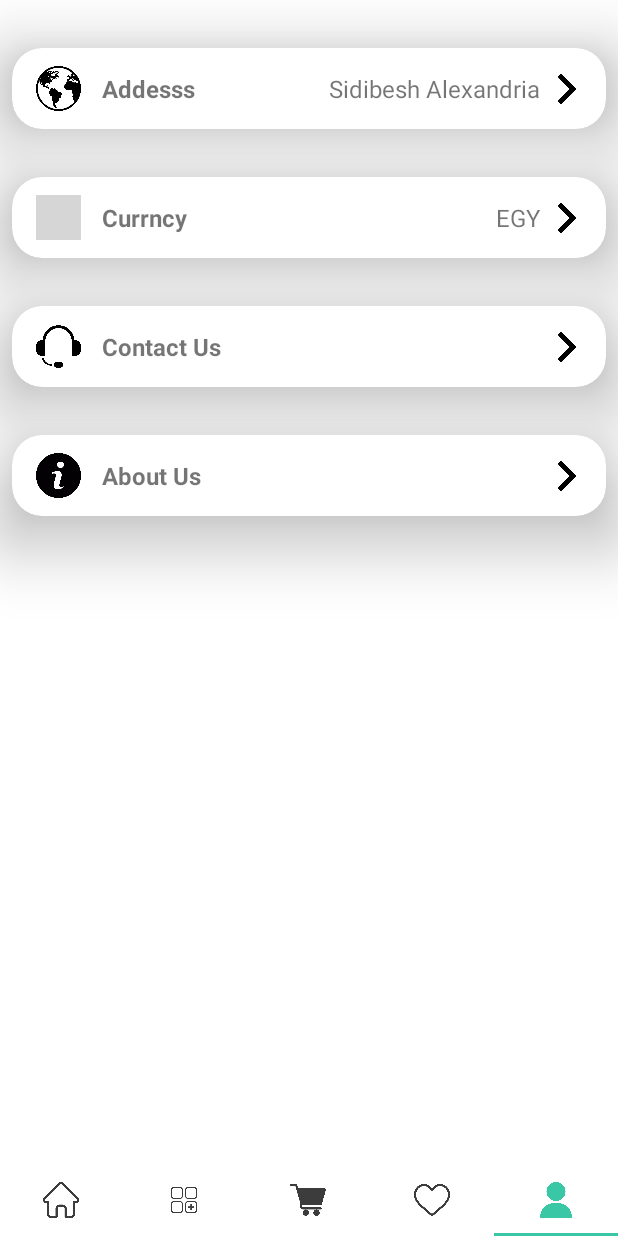
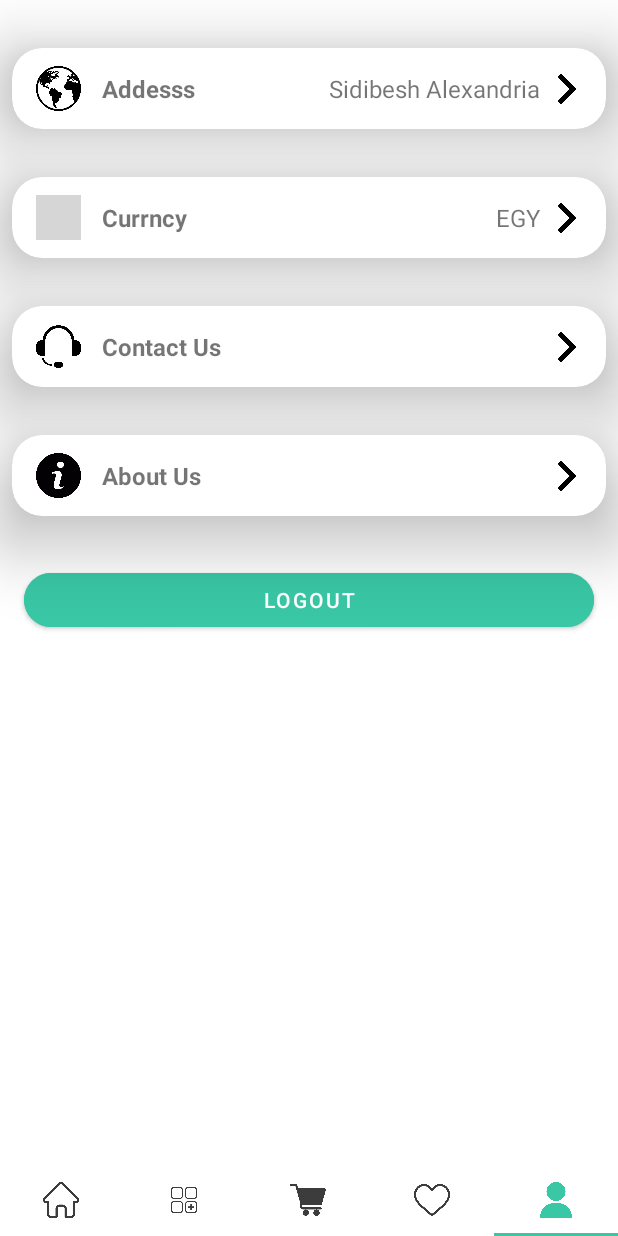
Before and after one commit to AhmedEhab125/Shopify, an Android app: the screen it shows after launch (MainActivity), item 5 of the bottom bar chosen, on a phone screen of 412 x 824 dp. Run offline under Robolectric (Android 15) with nearby library versions, the phone set to English and light mode, and no system bars; grey boxes are pictures that could not be loaded.

Commit message:
add logout btn

```diff
--- a/app/src/main/res/layout/fragment_setting.xml
+++ b/app/src/main/res/layout/fragment_setting.xml
@@ -261,4 +261,18 @@
         </androidx.constraintlayout.widget.ConstraintLayout>
     </androidx.cardview.widget.CardView>
 
+    <Button
+        android:id="@+id/btn_logout"
+        android:layout_width="0dp"
+        android:layout_height="wrap_content"
+        android:layout_marginStart="16dp"
+        android:layout_marginTop="32dp"
+        android:layout_marginEnd="16dp"
+        android:backgroundTint="@color/blue_app_color"
+        android:text="@string/logout"
+        app:cornerRadius="20dp"
+        app:layout_constraintEnd_toEndOf="parent"
+        app:layout_constraintStart_toStartOf="parent"
+        app:layout_constraintTop_toBottomOf="@+id/AboutUscardView" />
+
 </androidx.constraintlayout.widget.ConstraintLayout>
--- a/app/src/main/res/values/strings.xml
+++ b/app/src/main/res/values/strings.xml
@@ -37,4 +37,5 @@
     <string name="total_fees">Total Fees : </string>
     <string name="discount">Discount :</string>
     <string name="voutcher">voutcher</string>
+    <string name="logout">LogOut</string>
 </resources>
```
